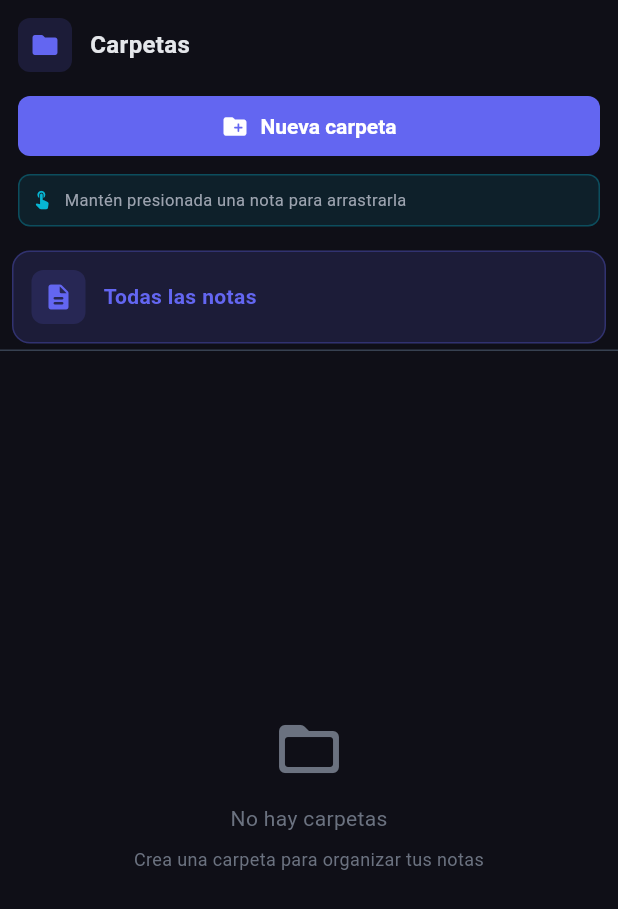
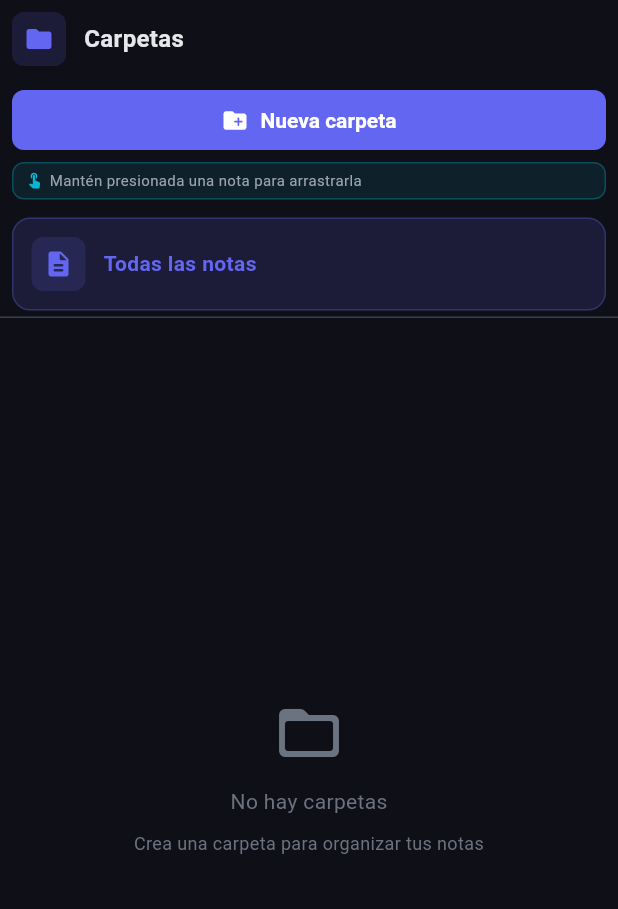
Before and after one commit to ToziGar/Nootes-flutter, a Flutter app: the FoldersPanel widget shown alone on an empty page, opened directly with empty values, on a phone screen of 412 x 824 dp. Shown: the top 909 px of the screen. Run offline on Flutter 3.47's test engine with Material 3 defaults, Android fonts, the phone set to English and light mode, and no system bars; our stand-ins replace cloud_firestore, file_picker, firebase_auth, firebase_core, firebase_storage, flutter_highlight and 2 more; missing offline and left inert: dart:html, markdown, record; accounts and stored records are empty.

Commit message:
Improve folders panel UI and workspace header logo
Folders panel is now always visible to allow folder creation, with refined padding and sizing for a more compact look. Workspace header logo uses an image asset with a fallback to the icon if loading fails.

```diff
--- a/lib/notes/workspace_page.dart
+++ b/lib/notes/workspace_page.dart
@@ -1158,8 +1158,7 @@ class _NotesWorkspacePageState extends State<NotesWorkspacePage> with TickerProv
               ),
             ),
 
-          // Panel de carpetas
-          if (_folders.isNotEmpty)
+          // Panel de carpetas (siempre visible para poder crear carpetas)
           Container(
             constraints: const BoxConstraints(maxHeight: 200),
             decoration: const BoxDecoration(
--- a/lib/widgets/folders_panel.dart
+++ b/lib/widgets/folders_panel.dart
@@ -28,10 +28,11 @@ class FoldersPanel extends StatelessWidget {
   Widget build(BuildContext context) {
     return Column(
       crossAxisAlignment: CrossAxisAlignment.stretch,
+      mainAxisSize: MainAxisSize.min,
       children: [
         // Header con botón mejorado
         Padding(
-          padding: const EdgeInsets.all(AppColors.space12),
+          padding: const EdgeInsets.all(AppColors.space8),
           child: Column(
             crossAxisAlignment: CrossAxisAlignment.stretch,
             children: [
@@ -72,10 +73,13 @@ class FoldersPanel extends StatelessWidget {
                   ),
                 ),
               ),
-              const SizedBox(height: AppColors.space8),
+              const SizedBox(height: AppColors.space4),
               // Hint de drag & drop
               Container(
-                padding: const EdgeInsets.all(AppColors.space8),
+                padding: const EdgeInsets.symmetric(
+                  horizontal: AppColors.space8,
+                  vertical: AppColors.space4,
+                ),
                 decoration: BoxDecoration(
                   color: AppColors.accent.withValues(alpha: 0.1),
                   borderRadius: BorderRadius.circular(AppColors.radiusSm),
@@ -83,13 +87,13 @@ class FoldersPanel extends StatelessWidget {
                 ),
                 child: Row(
                   children: [
-                    const Icon(Icons.touch_app_rounded, size: 14, color: AppColors.accent),
-                    const SizedBox(width: AppColors.space8),
+                    const Icon(Icons.touch_app_rounded, size: 12, color: AppColors.accent),
+                    const SizedBox(width: AppColors.space4),
                     const Expanded(
                       child: Text(
                         'Mantén presionada una nota para arrastrarla',
                         style: TextStyle(
-                          fontSize: 11,
+                          fontSize: 10,
                           color: AppColors.textSecondary,
                         ),
                       ),
```
Also changed, not shown: lib/widgets/workspace_widgets.dart (+18 -6 lines). Lines whose indentation alone changed are shown as unchanged.
